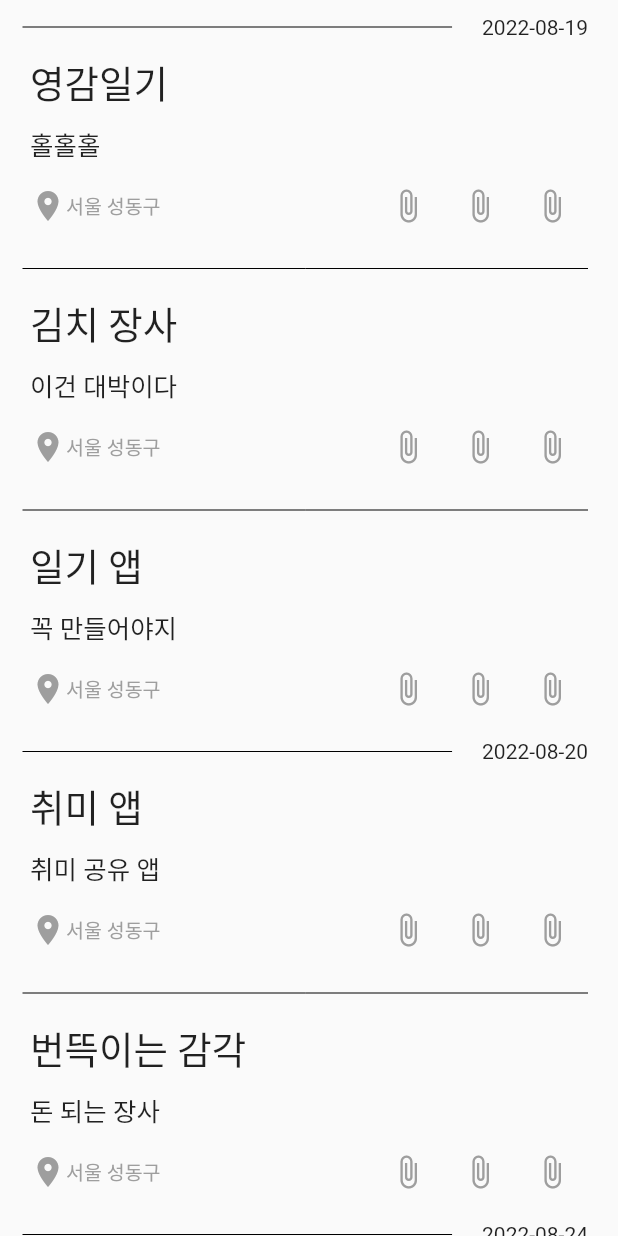
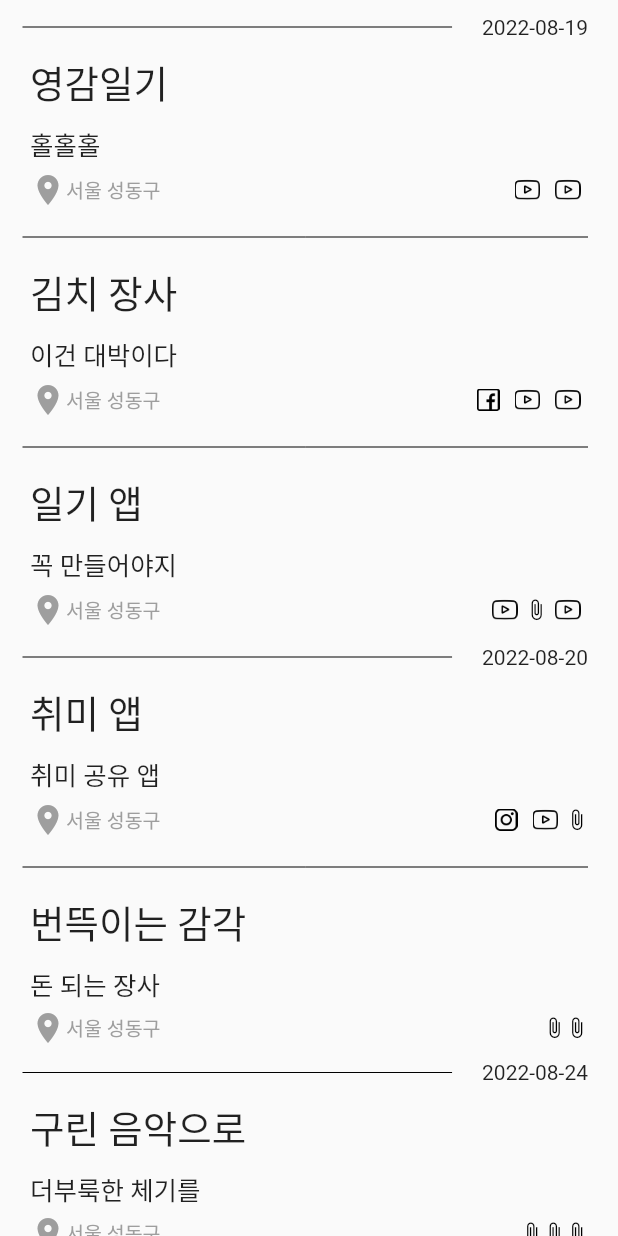
Before and after one commit to RootPark/InsNote, a Flutter app: the FeedPage screen opened directly, after a tap on the "attach file" icon, on a phone screen of 412 x 824 dp. Run offline on Flutter 3.47's test engine with Material 2 defaults, Android fonts, the phone set to English and light mode, and no system bars; our stand-ins replace introduction_screen; missing offline and left inert: bottom_bar_with_sheet.

Commit message:
add link buttons

```diff
--- a/ins_note/lib/feed_page.dart
+++ b/ins_note/lib/feed_page.dart
@@ -11,7 +11,6 @@ class FeedPage extends StatefulWidget {
 }
 
 class _FeedPageState extends State<FeedPage> {
-
   static List<String> feedTitle = [
     '영감일기',
     '김치 장사',
@@ -54,36 +53,133 @@ class _FeedPageState extends State<FeedPage> {
 
   static List<String> feedLink1 = [
     'https://youtu.be/VCDWg0ljbFQ',
-    'https://youtu.be/bTtNV6hgDno',
+    'https://www.facebook.com',
     'https://youtu.be/8-2AHSZ6Y68',
     'https://www.instagram.com/d_.o.o._ng/',
-    'https://n.news.naver.com/mnews/article/092/0002266255?sid=105',
+    '',
     'https://map.naver.com/v5/entry/place/17901231?c=14141838.0216799,4517585.9045926,13,0,0,0,dh&placePath=%2Fhome&entry=plt',
     'https://ko.wikipedia.org/wiki/시추'
   ];
 
   static List<String> feedLink2 = [
+    '',
+    'https://youtu.be/bTtNV6hgDno',
+    'https://wikipedia.org/wiki/banana',
     'https://youtu.be/VCDWg0ljbFQ',
-    'https://youtu.be/bTtNV6hgDno',
-    'https://youtu.be/8-2AHSZ6Y68',
-    'https://www.instagram.com/d_.o.o._ng/',
     'https://n.news.naver.com/mnews/article/092/0002266255?sid=105',
     'https://map.naver.com/v5/entry/place/17901231?c=14141838.0216799,4517585.9045926,13,0,0,0,dh&placePath=%2Fhome&entry=plt',
-    'https://ko.wikipedia.org/wiki/시추'
+    'https://en.wikipedia.org/wiki/Banana'
   ];
 
   static List<String> feedLink3 = [
     'https://youtu.be/VCDWg0ljbFQ',
     'https://youtu.be/bTtNV6hgDno',
     'https://youtu.be/8-2AHSZ6Y68',
-    'https://www.instagram.com/d_.o.o._ng/',
+    'https://ko.wikipedia.org/wiki/시추',
     'https://n.news.naver.com/mnews/article/092/0002266255?sid=105',
     'https://map.naver.com/v5/entry/place/17901231?c=14141838.0216799,4517585.9045926,13,0,0,0,dh&placePath=%2Fhome&entry=plt',
-    'https://ko.wikipedia.org/wiki/시추'
+    ''
   ];
 
-  final List<Feed> feedData = List.generate(feedLocation.length, (index) =>
-    Feed(feedTitle[index], feedContent[index], feedLocation[index], feedDate[index], feedLink1[index], feedLink2[index], feedLink3[index]));
+  final List<Feed> feedData = List.generate(
+      feedLocation.length,
+      (index) => Feed(
+          feedTitle[index],
+          feedContent[index],
+          feedLocation[index],
+          feedDate[index],
+          feedLink1[index],
+          feedLink2[index],
+          feedLink3[index]));
+
+  Widget linkImageButton(link) {
+    if (link.contains('youtu.be')) {
+      return InkWell(
+          child: Padding(
+            padding: EdgeInsets.all(5),
+            child: Image.asset(
+              "assets/images/youtube_logo.png",
+              width: 17,
+              height: 17,
+            ),
+          ),
+          // color: Colors.grey,
+          onTap: () async {
+            if (await canLaunch(link)) {
+              await launch(link, forceWebView: false, forceSafariVC: false);
+              // forceWebView: false, forceSafariVC: false
+              // canLaunchUrlString, launchUrlString
+            } else {
+              throw 'Could not launch ${link}';
+            }
+          });
+    } else if (link.contains('instagram')) {
+      return InkWell(
+          child: Padding(
+            padding: EdgeInsets.all(5),
+            child: Image.asset(
+              "assets/images/instagram_logo.png",
+              width: 15,
+              height: 15,
+            ),
+          ),
+          // color: Colors.grey,
+          onTap: () async {
+            if (await canLaunch(link)) {
+              await launch(link, forceWebView: false, forceSafariVC: false);
+              // forceWebView: false, forceSafariVC: false
+              // canLaunchUrlString, launchUrlString
+            } else {
+              throw 'Could not launch ${link}';
+            }
+          });
+    } else if (link.contains('facebook')) {
+      return InkWell(
+          child: Padding(
+            padding: EdgeInsets.all(5),
+            child: Image.asset(
+              "assets/images/facebook_logo.png",
+              width: 15,
+              height: 15,
+            ),
+          ),
+          // color: Colors.grey,
+          onTap: () async {
+            if (await canLaunch(link)) {
+              await launch(link, forceWebView: false, forceSafariVC: false);
+              // forceWebView: false, forceSafariVC: false
+              // canLaunchUrlString, launchUrlString
+            } else {
+              throw 'Could not launch ${link}';
+            }
+          });
+    } else {
+      return InkWell(
+          child: Icon(
+            Icons.attach_file,
+            size: 15,
+            color: Colors.black,
+          ),
+          // color: Colors.grey,
+          onTap: () async {
+            if (await canLaunch(link)) {
+              await launch(link);
+              // forceWebView: false, forceSafariVC: false
+              // canLaunchUrlString, launchUrlString
+            } else {
+              throw 'Could not launch ${link}';
+            }
+          });
+    }
+    // if
+    // switch (link) {
+    //   case '':
+    //   case 'ko':
+    //   return const Text('안녕하세요');
+    //   default:
+    //   return const Text('Hello');
+    // }
+  }
 
   @override
   Widget build(BuildContext context) {
@@ -101,18 +197,18 @@ class _FeedPageState extends State<FeedPage> {
                           child: Divider(
                             color: Colors.black,
                             height: 36,
-                    )
-                  ),
+                          )),
                     ),
                     Visibility(
-                  visible: index == 0 || feedData[index].date != feedData[index-1].date,
+                      visible: index == 0 ||
+                          feedData[index].date != feedData[index - 1].date,
                       child: Padding(
                           padding: EdgeInsets.only(right: 20),
-                    child: Text(feedData[index].date)
-                  ),
+                          child: Text(feedData[index].date)),
                     )
                   ]),
-              Column (children: <Widget>[
+                  Column(
+                    children: <Widget>[
                       Container(
                           margin: EdgeInsets.only(left: 20),
                           child: Column(
@@ -120,22 +216,18 @@ class _FeedPageState extends State<FeedPage> {
                             children: <Widget>[
                               Padding(
                                   padding: EdgeInsets.only(bottom: 10),
-                        child: Text(
-                          feedData[index].title,
-                          style: TextStyle(fontSize: 25)
-                        )
-                      ),
+                                  child: Text(feedData[index].title,
+                                      style: TextStyle(fontSize: 25))),
                               Padding(
-                        padding: EdgeInsets.only(right: 20, bottom: 5),
-                        child: Text(
-                          feedData[index].content,
-                          style: TextStyle(fontSize: 17)
-                        )
-                      ),
+                                  padding:
+                                      EdgeInsets.only(right: 20, bottom: 5),
+                                  child: Text(feedData[index].content,
+                                      style: TextStyle(fontSize: 17))),
                               Container(
                                   padding: EdgeInsets.only(right: 20),
                                   child: Row(
-                            mainAxisAlignment: MainAxisAlignment.spaceBetween,
+                                    mainAxisAlignment:
+                                        MainAxisAlignment.spaceBetween,
                                     children: [
                                       Row(
                                         children: [
@@ -144,65 +236,37 @@ class _FeedPageState extends State<FeedPage> {
                                             color: Colors.grey,
                                             // size: 13,
                                           ),
-                                Text(
-                                  feedData[index].location,
-                                  style: TextStyle(color: Colors.grey, fontSize: 13)
+                                          Text(feedData[index].location,
+                                              style: TextStyle(
+                                                  color: Colors.grey,
+                                                  fontSize: 13)),
+                                        ],
                                       ),
-                              ],),
-                              Row(
-                                children: [
-                                  IconButton(
-                                    icon: Icon(Icons.attach_file),
-                                    color: Colors.grey,
-                                    onPressed: () async {
-                                      if(await canLaunch(feedData[index].link1)){
-                                        await launch(feedData[index].link1, forceWebView: false, forceSafariVC: false);
-                                        // forceWebView: false, forceSafariVC: false
-                                        // canLaunchUrlString, launchUrlString
-                                      } else {
-                                        throw 'Could not launch ${feedData[index].link1}';
+                                      Row(children: [
+                                        Visibility(
+                                            visible:
+                                                feedData[index].link1 != "",
+                                            child: linkImageButton(
+                                                feedData[index].link1)),
+                                        Visibility(
+                                            visible:
+                                                feedData[index].link2 != "",
+                                            child: linkImageButton(
+                                                feedData[index].link2)),
+                                        Visibility(
+                                            visible:
+                                                feedData[index].link3 != "",
+                                            child: linkImageButton(
+                                                feedData[index].link3)),
+                                      ])
+                                    ],
+                                  ))
+                            ],
+                          ))
+                    ],
+                  ),
+                ],
+              );
+            }));
   }
 }
-                                  ),
-                                  IconButton(
-                                    icon: Icon(Icons.attach_file),
-                                    color: Colors.grey,
-                                    onPressed: () async {
-                                      if(await canLaunch(feedData[index].link2)){
-                                        await launch(feedData[index].link2, forceWebView: false, forceSafariVC: false);
-                                        // forceWebView: false, forceSafariVC: false
-                                        // canLaunchUrlString, launchUrlString
-                                      } else {
-                                        throw 'Could not launch ${feedData[index].link2}';
-                                      }
-                                    }
-                                  ),
-                                  IconButton(
-                                    icon: Icon(Icons.attach_file),
-                                    color: Colors.grey,
-                                    onPressed: () async {
-                                      if(await canLaunch(feedData[index].link3)){
-                                        await launch(feedData[index].link3, forceWebView: false, forceSafariVC: false);
-                                        // forceWebView: false, forceSafariVC: false
-                                        // canLaunchUrlString, launchUrlString
-                                      } else {
-                                        throw 'Could not launch ${feedData[index].link3}';
-                                      }
-                                    }
-                                  )
-                                ]
-                              )
-                            ],
-                          )
-                        )
-                    ],
-                  )
-                )
-              ],),
-            ],
-          );
-        }
-      )
-    );
-  }
-}
--- a/ins_note/pubspec.yaml
+++ b/ins_note/pubspec.yaml
@@ -66,6 +66,7 @@ flutter:
     - assets/ins_note_logo.png
     - assets/jobs.png
     - assets/tags.png
+    - assets/images/
 
   # An image asset can refer to one or more resolution-specific "variants", see
   # https://flutter.dev/assets-and-images/#resolution-aware
```
Also changed, not shown: ins_note/assets/images/facebook_logo.png (added), ins_note/assets/images/instagram_logo.png (added), ins_note/assets/images/youtube_logo.png (added), ins_note/pubspec.lock, 4 other files. Lines whose indentation alone changed are shown as unchanged.
